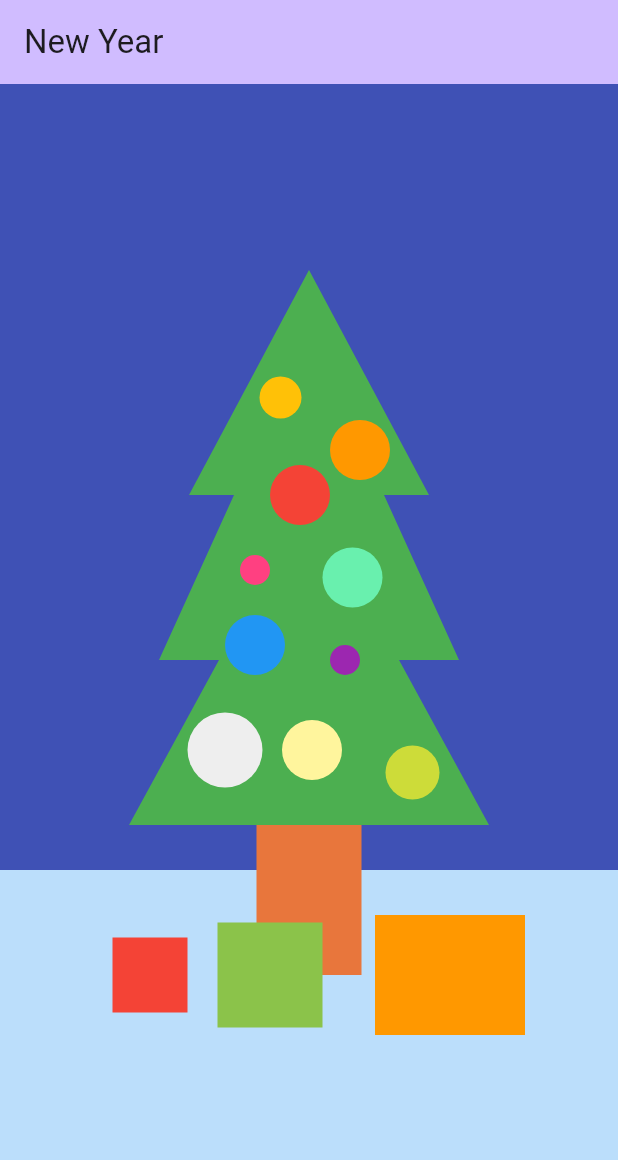
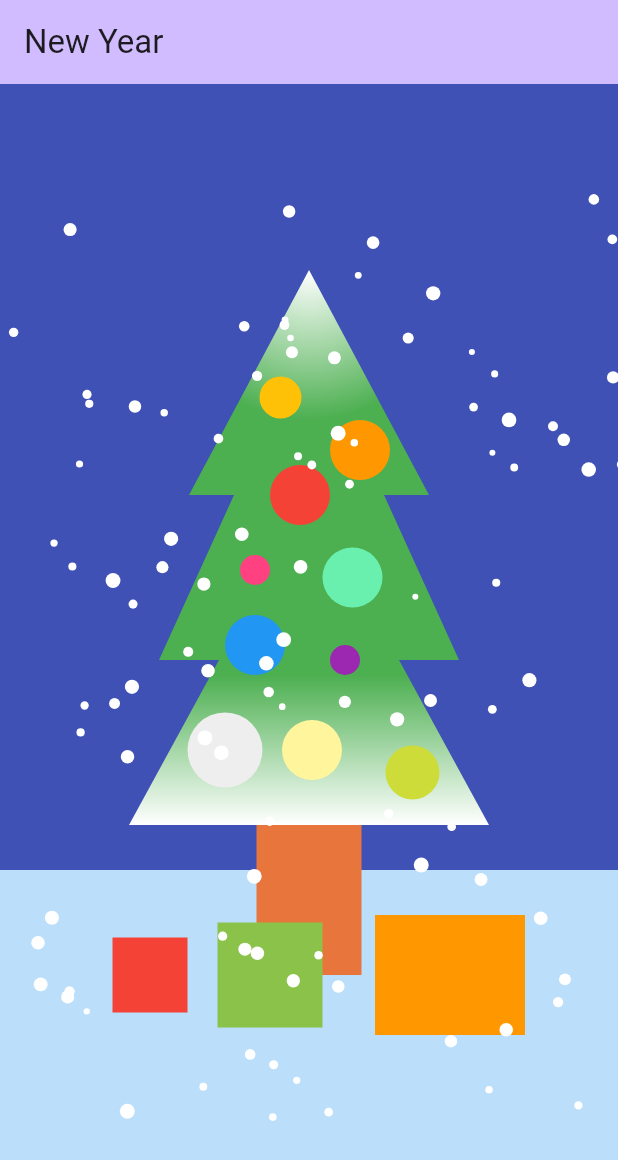
Before and after one commit to AndrewVorotyntsev/new_year_app, a Flutter app: the screen it shows after launch, on a phone screen of 412 x 824 dp. Shown: the top 1160 px of the screen. Run offline on Flutter 3.47's test engine with Material 3 defaults, Android fonts, the phone set to English and light mode, and no system bars.

Commit message:
отрисовка снежинок

```diff
--- a/lib/main.dart
+++ b/lib/main.dart
@@ -1,5 +1,7 @@
 import 'dart:math';
 import 'dart:ui';
+
+import 'dart:ui' as ui;
 
 import 'package:flutter/material.dart';
 
@@ -10,7 +12,6 @@ void main() {
 class MyApp extends StatelessWidget {
   const MyApp({super.key});
 
-  // This widget is the root of your application.
   @override
   Widget build(BuildContext context) {
     return MaterialApp(
@@ -30,7 +31,62 @@ class MyHomePage extends StatefulWidget {
   State<MyHomePage> createState() => _MyHomePageState();
 }
 
-class _MyHomePageState extends State<MyHomePage> {
+class _MyHomePageState extends State<MyHomePage> with SingleTickerProviderStateMixin {
+  late AnimationController _controller;
+  final List<Snowflake> _snowflakes = [];
+  final int _snowflakeCount = 100;
+  final Random _random = Random();
+
+  @override
+  void initState() {
+    super.initState();
+
+    // Создаем анимационный контроллер
+    _controller = AnimationController(
+      vsync: this,
+      duration: const Duration(milliseconds: 16),
+    )..addListener(() {
+      _updateSnowflakes();
+    });
+
+    // Генерируем снежинки
+    _generateSnowflakes();
+
+    _controller.repeat(); // Запускаем анимацию
+  }
+
+  @override
+  void dispose() {
+    _controller.dispose();
+    super.dispose();
+  }
+
+  void _generateSnowflakes() {
+    for (int i = 0; i < _snowflakeCount; i++) {
+      _snowflakes.add(
+        Snowflake(
+          position: Offset(
+            _random.nextDouble() * 420, // Ширина холста
+            _random.nextDouble() * 620, // Высота холста
+          ),
+          speed: _random.nextDouble() * 2 + 1, // Скорость падения
+          radius: _random.nextDouble() * 3 + 2, // Размер снежинки
+        ),
+      );
+    }
+  }
+
+  void _updateSnowflakes() {
+    for (var snowflake in _snowflakes) {
+      setState(() {
+        snowflake.position = Offset(
+          snowflake.position.dx,
+          (snowflake.position.dy + snowflake.speed) % 620, // Перемещение вниз
+        );
+      });
+    }
+  }
+
   @override
   Widget build(BuildContext context) {
     return Scaffold(
@@ -41,15 +97,13 @@ class _MyHomePageState extends State<MyHomePage> {
       body: SafeArea(
         child: Center(
           child: LayoutBuilder(builder: (context, constraints) {
-            print(constraints);
             return SizedBox(
               height: 620,
               width: 420,
               child: RepaintBoundary(
                 child: CustomPaint(
-                  painter: MyPainter(),
+                  painter: MyPainter(snowflakes: _snowflakes),
                   willChange: true,
-                  child: Container(),
                 ),
               ),
             );
@@ -60,18 +114,31 @@ class _MyHomePageState extends State<MyHomePage> {
   }
 }
 
+class Snowflake {
+  Offset position;
+  double speed;
+  double radius;
+
+  Snowflake({
+    required this.position,
+    required this.speed,
+    required this.radius,
+  });
+}
+
 class MyPainter extends CustomPainter {
-  @override
-  bool shouldRepaint(covariant CustomPainter oldDelegate) => false;
+  final List<Snowflake> snowflakes;
+
+  MyPainter({required this.snowflakes});
 
   @override
   void paint(Canvas canvas, Size size) {
     _drawNightSky(canvas);
     _drawSnowLand(canvas, size);
     _drawTrunk(canvas, size);
+    _drawBottomBranch(canvas, size);
+    _drawMiddleBranch(canvas, size);
     _drawTopBranch(canvas, size);
-    _drawMiddleBranch(canvas, size);
-    _drawBottomBranch(canvas, size);
     _drawDecorBalls(canvas);
 
     _drawGiftBox(canvas, center: Offset(100, size.height - 100), color: Colors.red, boxSize: Size(50, 50));
@@ -79,22 +146,18 @@ class MyPainter extends CustomPainter {
     _drawGiftBox(canvas, center: Offset(300, size.height - 100), color: Colors.orange, boxSize: Size(100, 80));
     _drawGiftBox(canvas, center: Offset(180, size.height - 100), color: Colors.lightGreen, boxSize: Size(70, 70));
 
+    _drawSnowflakes(canvas);
   }
 
-  void _drawDecorBalls(Canvas canvas) {
-    _drawDecorBall(canvas, location: Offset(200, 200), color: Colors.red);
-    _drawDecorBall(canvas, location: Offset(170, 250), color: Colors.pinkAccent, radius: 10);
-    _drawDecorBall(canvas, location: Offset(235, 255), color: Colors.greenAccent);
-    _drawDecorBall(canvas, location: Offset(240, 170), color: Colors.orange, radius: 15);
-    _drawDecorBall(canvas, location: Offset(240, 170), color: Colors.orange);
-    _drawDecorBall(canvas, location: Offset(170, 300), color: Colors.blue);
-    _drawDecorBall(canvas, location: Offset(230, 310), color: Colors.purple, radius: 10);
-    _drawDecorBall(canvas, location: Offset(150, 370), color: Colors.grey.shade200, radius: 25);
-    _drawDecorBall(canvas, location: Offset(208, 370), color: Colors.yellow.shade200);
-    _drawDecorBall(canvas, location: Offset(275, 385), color: Colors.lime, radius: 18);
-    _drawDecorBall(canvas, location: Offset(187, 135), color: Colors.amber, radius: 14);
+  void _drawSnowflakes(Canvas canvas) {
+    final painter = Paint()..color = Colors.white;
+
+    for (var snowflake in snowflakes) {
+      canvas.drawCircle(snowflake.position, snowflake.radius, painter);
+    }
   }
 
+  // Остальные методы рисования без изменений
   void _drawNightSky(Canvas canvas) {
     canvas.drawPaint(Paint()..color = Colors.indigo);
   }
@@ -104,7 +167,7 @@ class MyPainter extends CustomPainter {
       ..color = Colors.blue.shade100
       ..strokeWidth = 300;
 
-    final dy = 600.0; //size.height - painter.strokeWidth / 2;
+    final dy = 600.0;
 
     final startPoint = Offset(0, dy);
     final endPoint = Offset(size.width, dy);
@@ -126,11 +189,16 @@ class MyPainter extends CustomPainter {
   }
 
   void _drawTopBranch(Canvas canvas, Size size) {
-    final painter = Paint()..color = Colors.green;
-
     final topPoint = Offset(size.width / 2, 50);
     final leftPoint = Offset(size.width / 2 - 80, 200);
     final rightPoint = Offset(size.width / 2 + 80, 200);
+
+    final painter = Paint()
+      ..shader = ui.Gradient.radial(
+        topPoint,
+        100,
+        [Colors.white, Colors.green],
+      );
 
     final path = Path()
       ..moveTo(topPoint.dx, topPoint.dy)
@@ -158,11 +226,19 @@ class MyPainter extends CustomPainter {
   }
 
   void _drawBottomBranch(Canvas canvas, Size size) {
-    final painter = Paint()..color = Colors.green;
-
     final topPoint = Offset(size.width / 2, 200);
     final leftPoint = Offset(size.width / 2 - 120, 420);
     final rightPoint = Offset(size.width / 2 + 120, 420);
+
+    final painter = Paint()
+      ..shader = ui.Gradient.linear(
+        Offset(size.width / 2, 320),
+        Offset(size.width / 2, 420),
+        [
+          Colors.green,
+          Colors.white,
+        ],
+      );
 
     final path = Path()
       ..moveTo(topPoint.dx, topPoint.dy)
@@ -171,6 +247,20 @@ class MyPainter extends CustomPainter {
       ..close();
 
     canvas.drawPath(path, painter);
+  }
+
+  void _drawDecorBalls(Canvas canvas) {
+    _drawDecorBall(canvas, location: Offset(200, 200), color: Colors.red);
+    _drawDecorBall(canvas, location: Offset(170, 250), color: Colors.pinkAccent, radius: 10);
+    _drawDecorBall(canvas, location: Offset(235, 255), color: Colors.greenAccent);
+    _drawDecorBall(canvas, location: Offset(240, 170), color: Colors.orange, radius: 15);
+    _drawDecorBall(canvas, location: Offset(240, 170), color: Colors.orange);
+    _drawDecorBall(canvas, location: Offset(170, 300), color: Colors.blue);
+    _drawDecorBall(canvas, location: Offset(230, 310), color: Colors.purple, radius: 10);
+    _drawDecorBall(canvas, location: Offset(150, 370), color: Colors.grey.shade200, radius: 25);
+    _drawDecorBall(canvas, location: Offset(208, 370), color: Colors.yellow.shade200);
+    _drawDecorBall(canvas, location: Offset(275, 385), color: Colors.lime, radius: 18);
+    _drawDecorBall(canvas, location: Offset(187, 135), color: Colors.amber, radius: 14);
   }
 
   void _drawDecorBall(
@@ -201,4 +291,6 @@ class MyPainter extends CustomPainter {
     canvas.drawRect(rect, painter);
   }
 
+  @override
+  bool shouldRepaint(covariant CustomPainter oldDelegate) => true;
 }
```
Lines whose indentation alone changed are shown as unchanged.
